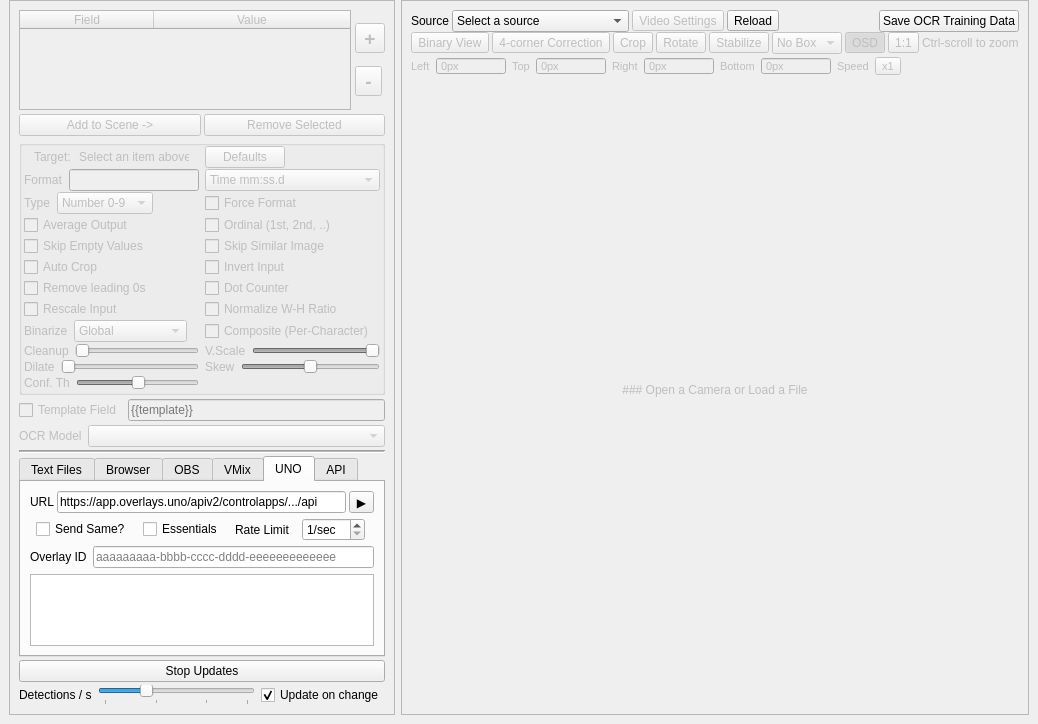
The window that src/mainwindow.ui (ThomasMcCrossin/scoresight) describes before a commit, drawn with Qt 5.
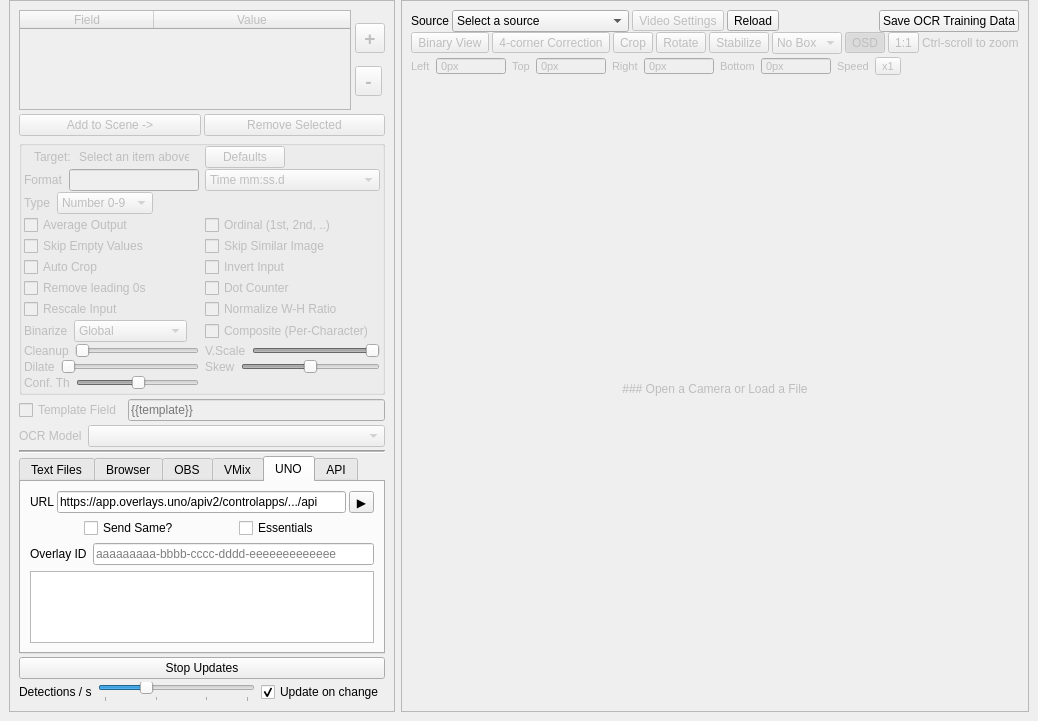
The same window after the commit. The open tabs and pages were chosen to show the change.

Commit message: Add File > Appearance; link to GitHub instead of scoresight.live; drop dead UI

```diff
--- a/src/mainwindow.ui
+++ b/src/mainwindow.ui
@@ -636,16 +636,6 @@
                </property>
               </widget>
              </item>
-             <item row="2" column="3">
-              <widget class="QCheckBox" name="checkBox">
-               <property name="enabled">
-                <bool>false</bool>
-               </property>
-               <property name="text">
-                <string>Force Format</string>
-               </property>
-              </widget>
-             </item>
              <item row="1" column="2">
               <widget class="QWidget" name="widget_7" native="true">
                <property name="sizePolicy">
@@ -1487,35 +1477,6 @@
                    </property>
                   </widget>
                  </item>
-                 <item>
-                  <widget class="QLabel" name="label_23">
-                   <property name="sizePolicy">
-                    <sizepolicy hsizetype="Fixed" vsizetype="Preferred">
-                     <horstretch>0</horstretch>
-                     <verstretch>0</verstretch>
-                    </sizepolicy>
-                   </property>
-                   <property name="text">
-                    <string>Rate Limit</string>
-                   </property>
-                  </widget>
-                 </item>
-                 <item>
-                  <widget class="QSpinBox" name="spinBox">
-                   <property name="sizePolicy">
-                    <sizepolicy hsizetype="Fixed" vsizetype="Fixed">
-                     <horstretch>0</horstretch>
-                     <verstretch>0</verstretch>
-                    </sizepolicy>
-                   </property>
-                   <property name="suffix">
-                    <string>/sec</string>
-                   </property>
-                   <property name="minimum">
-                    <number>1</number>
-                   </property>
-                  </widget>
-                 </item>
                 </layout>
                </widget>
               </item>
```
Left out of the diff: 2 changed lines with no effect on the pictures. The commit also changes 6 other files.
